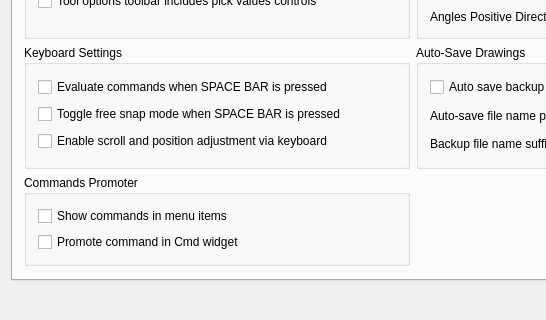
Old version of the form librecad/src/ui/dialogs/settings/options_general/qg_dlgoptionsgeneral.ui in the repository sand1024/LibreCAD; both pictures show x 0 to 546 and y 406 to 726 of the 826 by 726 pixel window.
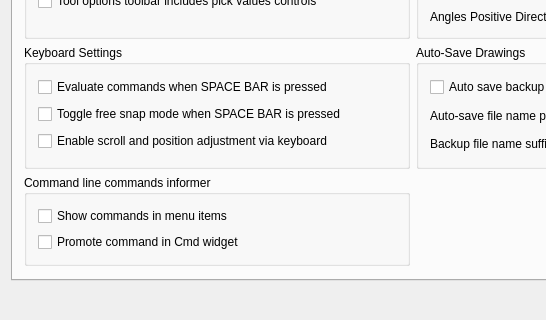
New version of the form. Icons and pictures are not drawn. Custom widgets are drawn as their Qt base class.

Commit message: property sheets - context-aware commands support, localization, finalization of image and ellipse editing in property sheet, ps options, filenames renaming minor changes and code cleanup.

Diff of the .ui file:
```diff
--- a/librecad/src/ui/dialogs/settings/options_general/qg_dlgoptionsgeneral.ui
+++ b/librecad/src/ui/dialogs/settings/options_general/qg_dlgoptionsgeneral.ui
@@ -6,7 +6,7 @@
    <rect>
     <x>0</x>
     <y>0</y>
-    <width>740</width>
+    <width>759</width>
     <height>698</height>
    </rect>
   </property>
@@ -4878,7 +4878,7 @@
        <item row="4" column="0">
         <widget class="QGroupBox" name="groupBox_33">
          <property name="title">
-          <string>Commands Promoter</string>
+          <string>Command line commands informer</string>
          </property>
          <layout class="QGridLayout" name="gridLayout_56">
           <item row="0" column="0">
```
Left out of the diff: 124 changed lines with no effect on the pictures. The commit also changes 179 other files.
